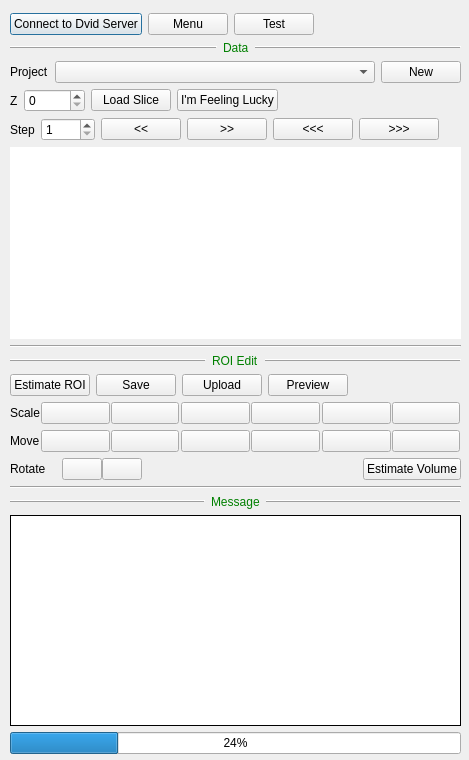
Qt form neurolabi/gui/zflyemroidialog.ui (janelia-flyem/NeuTu) before a commit.
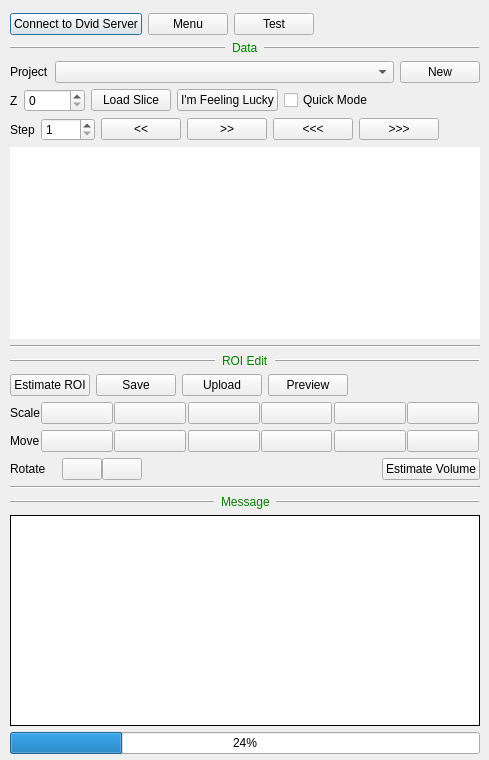
The same form after that commit. Icons and pictures are not drawn.

The edit to the form file:
```diff
--- a/neurolabi/gui/zflyemroidialog.ui
+++ b/neurolabi/gui/zflyemroidialog.ui
@@ -6,7 +6,7 @@
    <rect>
     <x>0</x>
     <y>0</y>
-    <width>469</width>
+    <width>489</width>
     <height>760</height>
    </rect>
   </property>
@@ -18,7 +18,7 @@
     <rect>
      <x>10</x>
      <y>13</y>
-     <width>451</width>
+     <width>470</width>
      <height>741</height>
     </rect>
    </property>
@@ -178,6 +178,16 @@
             </property>
            </widget>
           </item>
+          <item>
+           <widget class="QCheckBox" name="quickModeCheckBox">
+            <property name="toolTip">
+             <string>Load a low-resolution slice</string>
+            </property>
+            <property name="text">
+             <string>Quick Mode</string>
+            </property>
+           </widget>
+          </item>
           <item>
            <spacer name="horizontalSpacer">
             <property name="orientation">
```
